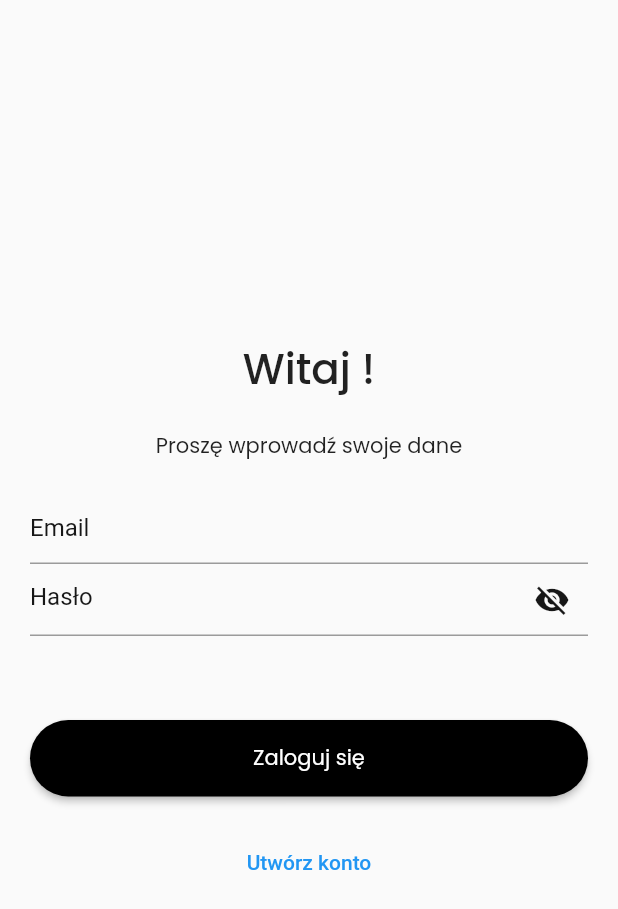
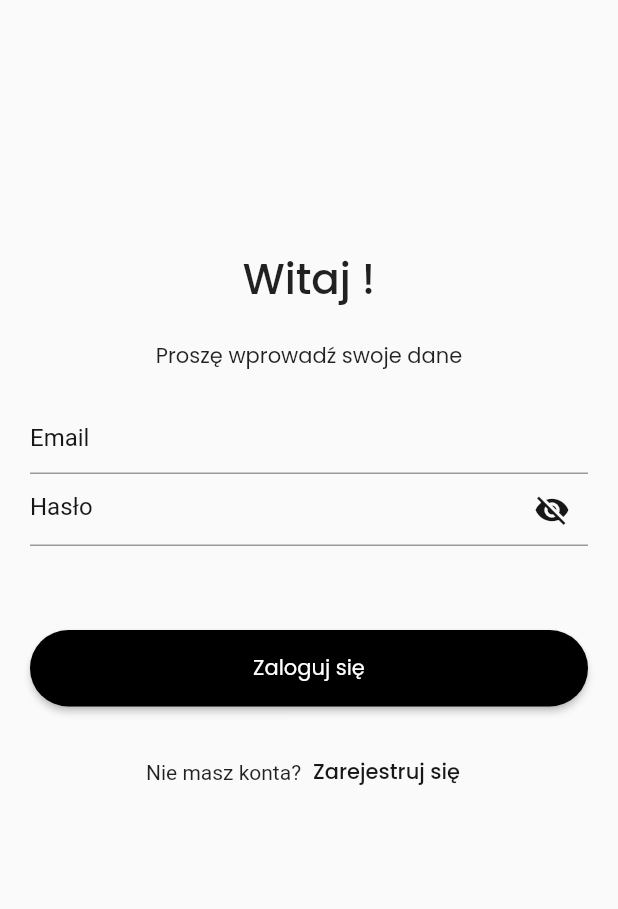
Before and after one commit to kamilgadek/controla, a Flutter app: the screen it shows after launch, on a phone screen of 412 x 824 dp. Shown: the top 909 px of the screen. Run offline on Flutter 3.47's test engine with Material 2 defaults, Android fonts, the light colour scheme and no system bars; our stand-ins replace cloud_firestore, firebase_auth, firebase_core, google_fonts; accounts and stored records are empty.

Commit message:
Add text near TextField

```diff
--- a/lib/app/login/login_page.dart
+++ b/lib/app/login/login_page.dart
@@ -127,23 +127,47 @@ class _LoginPageState extends State<LoginPage> {
               ),
               const SizedBox(height: 20),
               if (isCreatingAccount == false) ...[
+                Row(
+                  mainAxisAlignment: MainAxisAlignment.center,
+                  children: [
+                    Text('Nie masz konta?'),
                     TextButton(
                       onPressed: () {
                         setState(() {
                           isCreatingAccount = true;
                         });
                       },
-                  child: const Text('Utwórz konto'),
+
+                      child: Text('Zarejestruj się',
+                      style: GoogleFonts.poppins(
+                        fontWeight: FontWeight.w500,
+                        color: Color.fromARGB(255, 23, 23, 23),
+                      ),
+                      ),
                     ),
                   ],
+                ),
+              ],
+              SizedBox(height: 120),
               if (isCreatingAccount == true) ...[
+                Row(
+                  mainAxisAlignment: MainAxisAlignment.center,
+                  children: [
+                    Text ('Masz juz konto?'),
                     TextButton(
                       onPressed: () {
                         setState(() {
                           isCreatingAccount = false;
                         });
                       },
-                  child: const Text('Masz juz konto?'),
+                      child: Text('Zaloguj się',
+                      style: GoogleFonts.poppins(
+                        fontWeight: FontWeight.w500,
+                        color: Color.fromARGB(255, 23, 23, 23),
+                      ),
+                      ),
+                    ),
+                  ],
                 ),
               ],
             ],
```
Lines whose indentation alone changed are shown as unchanged.
